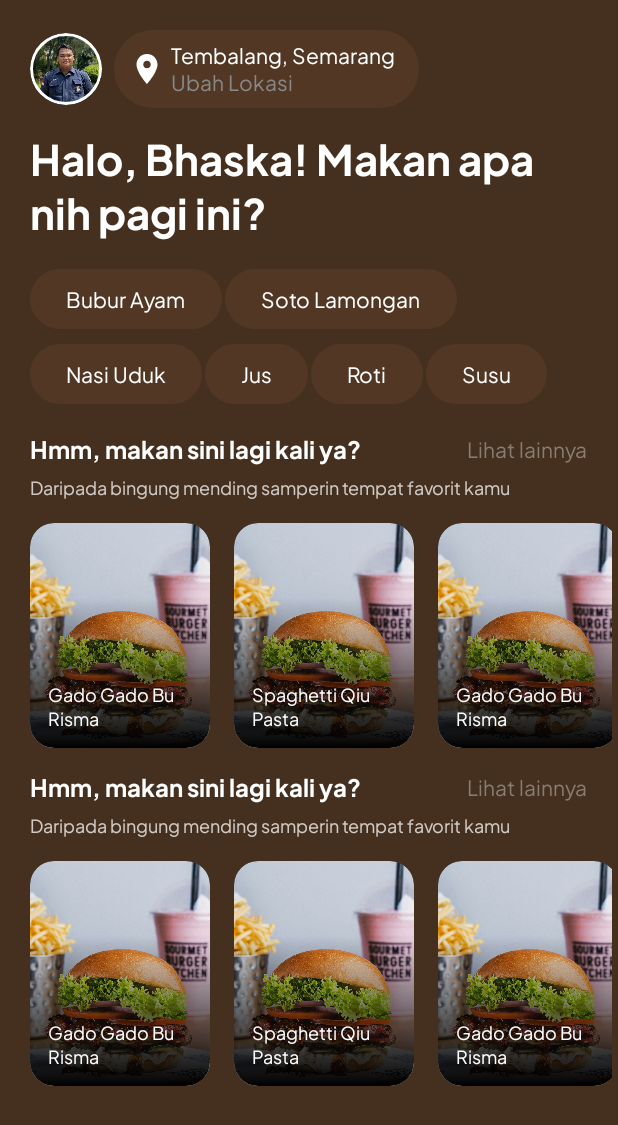
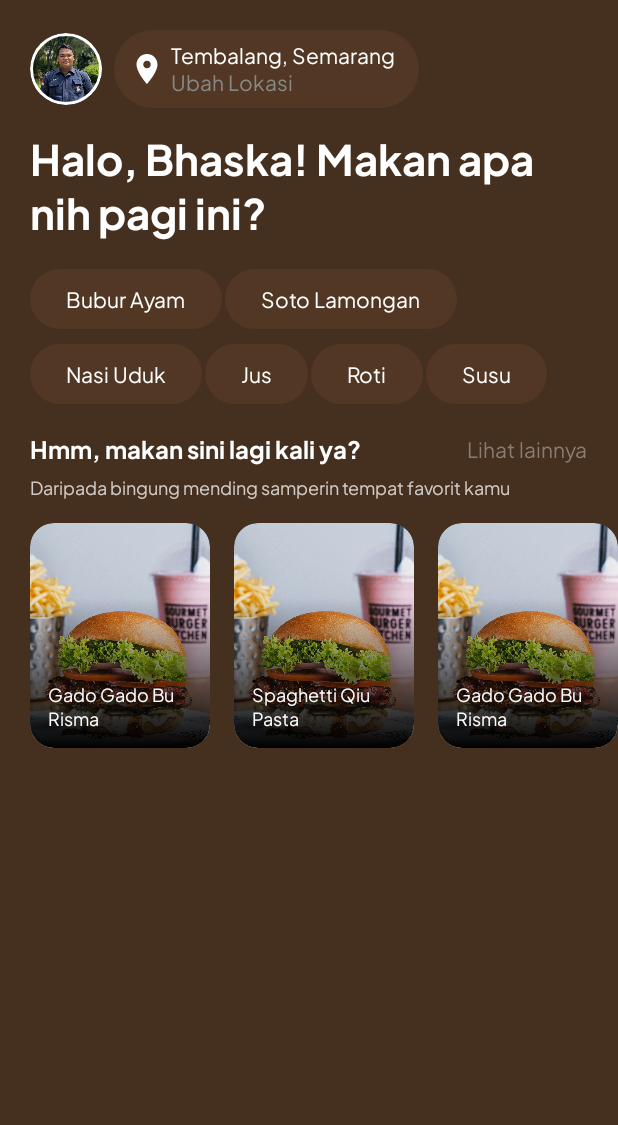
Before and after one commit to PlattenEcho/snapeat, an Android app built with Jetpack Compose: the @Preview function HomeScreenPreview, on a phone screen of 412 x 824 dp. Shown: the top 1125 px of the screen. Run offline under Robolectric (Android 15) with nearby library versions, the phone set to English and light mode, and no system bars.

Commit message:
nav letsgo

```diff
--- a/app/src/main/java/com/bangkit/snapeat/presentation/home/HomeScreen.kt
+++ b/app/src/main/java/com/bangkit/snapeat/presentation/home/HomeScreen.kt
@@ -51,6 +51,8 @@ import androidx.compose.ui.res.painterResource
 import androidx.compose.ui.tooling.preview.Preview
 import androidx.compose.ui.unit.dp
 import androidx.compose.ui.unit.sp
+import androidx.navigation.NavController
+import androidx.navigation.compose.rememberNavController
 import coil.compose.rememberImagePainter
 import com.bangkit.snapeat.R
 import com.bangkit.snapeat.presentation.gapH16
@@ -67,7 +69,9 @@ import com.bangkit.snapeat.ui.theme.SnapEatTheme
 
 @OptIn(ExperimentalMaterial3Api::class, ExperimentalLayoutApi::class)
 @Composable
-fun  HomeScreen() {
+fun  HomeScreen(
+    navController: NavController
+) {
     Column(
         modifier = Modifier
             .fillMaxSize()
@@ -141,7 +145,8 @@ fun  HomeScreen() {
                 ) {
                     Text(
                         text = item,
-                        style = MaterialTheme.typography.bodySmall
+                        style = MaterialTheme.typography.bodySmall,
+                        color = Color.White
                     )
                 }
             }
@@ -182,115 +187,24 @@ fun  HomeScreen() {
         Box(
             modifier = Modifier
                 .fillMaxWidth()
-                .layout(){ measurable, constraints ->
-                    val placeable = measurable.measure(constraints.copy(
-                        maxWidth = constraints.maxWidth + 16.dp.roundToPx(), //add the end padding 16.dp
-                    ))
+                .layout() { measurable, constraints ->
+                    val placeable = measurable.measure(
+                        constraints.copy(
+                            maxWidth = constraints.maxWidth + 40.dp.roundToPx(), //add the end padding 16.dp
+                        )
+                    )
                     layout(placeable.width, placeable.height) {
-                        placeable.place(8.dp.roundToPx(), 0)
+                        placeable.place(0, 0)
                     }
                 }
         ) {
             LazyRow(
                 horizontalArrangement = Arrangement.spacedBy(16.dp),
-                contentPadding = PaddingValues(end=16.dp),
-                modifier = Modifier.clipToBounds() // Clip content within padding
-            ) {
-                items(listOf(
-                    "Gado Gado Bu Risma",
-                    "Spaghetti Qiu Pasta",
-                    "Gado Gado Bu Risma",
-                    "Spaghetti Qiu Pasta",
-                    "Gado Gado Bu Risma",
-                    "Spaghetti Qiu Pasta")) { place ->
-                    Box(
-                        modifier = Modifier
-                            .clip(shape = RoundedCornerShape(16.dp))
-                            .background(Color.DarkGray)
-                            .size(height = 150.dp, width = 120.dp)
-                    ) {
-                        // Place Image
-                        Image(
-                            painter = painterResource(id = R.drawable.onboarding2),
-                            contentDescription = null,
-                            contentScale = ContentScale.Crop,
-                            modifier = Modifier
-                                .wrapContentWidth()
-                                .clip(RoundedCornerShape(16.dp))
-                                .drawWithCache {
-                                    val gradient = Brush.verticalGradient(
-                                        colors = listOf(Color.Black, Color.Transparent),
-                                        startY = 150.dp.toPx(),
-                                        endY = (150.dp.toPx()) / 3
-                                    )
-                                    onDrawWithContent {
-                                        drawContent()
-                                        drawRect(gradient, blendMode = BlendMode.Multiply)
-                                    }
-                                }
-                        )
-                        Text(
-                            text = place,
-                            color = Color.White,
-                            style = MaterialTheme.typography.bodySmall.copy(
-                                lineHeight = 16.sp,
-                                fontSize = 12.sp
-                            ),
-                            modifier = Modifier
-                                .align(Alignment.BottomStart)
-                                .padding(start = 12.dp, end = 12.dp, bottom = 12.dp)
-                        )
-                    }
-                }
-            }
-        }
-        gapH16
-        Row(
-            modifier = Modifier.fillMaxWidth(),
-            horizontalArrangement = Arrangement.SpaceBetween,
-            verticalAlignment = Alignment.CenterVertically
-        ) {
-            Text(
-                text = "Hmm, makan sini lagi kali ya?",
-                color = Color.White,
-                style = MaterialTheme.typography.displaySmall.copy(
-                    fontSize = 16.sp,
-                )
-            )
-            Text(
-                text = "Lihat lainnya",
-                color = GrayBrown,
-                style = MaterialTheme.typography.bodyMedium.copy(
-                    fontSize = 14.sp
-                )
-            )
-        }
-        gapH8
-        Text(
-            text = "Daripada bingung mending samperin tempat favorit kamu",
-            color = Color.White.copy(alpha = 0.75f),
-            style = MaterialTheme.typography.bodySmall.copy(
-                fontSize = 12.sp
-            )
-        )
-
-        gapH16
-        Box(
-            modifier = Modifier
-                .fillMaxWidth()
-                .layout(){ measurable, constraints ->
-                    val placeable = measurable.measure(constraints.copy(
-                        maxWidth = constraints.maxWidth + 16.dp.roundToPx(), //add the end padding 16.dp
-                    ))
-                    layout(placeable.width, placeable.height) {
-                        placeable.place(8.dp.roundToPx(), 0)
-                    }
-                }
-        ) {
-            LazyRow(
-                horizontalArrangement = Arrangement.spacedBy(16.dp),
-                contentPadding = PaddingValues(end=16.dp),
-                modifier = Modifier.clipToBounds() // Clip content within padding
+                contentPadding = PaddingValues(
+                    start = 20.dp,
+                    end = 20.dp
+                ),
+                modifier = Modifier.clipToBounds()
             ) {
                 items(listOf(
                     "Gado Gado Bu Risma",
@@ -347,6 +261,6 @@ fun  HomeScreen() {
 @Composable
 fun HomeScreenPreview(){
     SnapEatTheme {
-        HomeScreen()
+        HomeScreen(rememberNavController())
     }
 }
```
Also changed, not shown: app/src/main/java/com/bangkit/snapeat/MainActivity.kt (+5 -15 lines), app/src/main/java/com/bangkit/snapeat/presentation/auth/AuthScreen.kt (+8 -3 lines), app/src/main/java/com/bangkit/snapeat/presentation/auth/components/AuthPage.kt (+11 -4 lines), app/src/main/java/com/bangkit/snapeat/presentation/login/LoginScreen.kt (+6 -2 lines), app/src/main/java/com/bangkit/snapeat/presentation/navgraph/NavGraph.kt (+36 -23 lines), app/src/main/java/com/bangkit/snapeat/presentation/onboarding/OnBoardingScreen.kt (+10 -5 lines), app/src/main/java/com/bangkit/snapeat/presentation/register/RegisterScreen.kt (+6 -2 lines).
